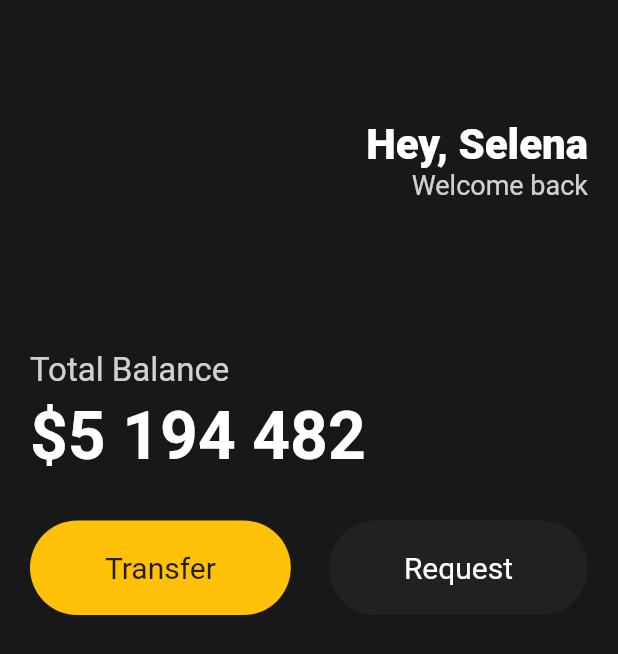
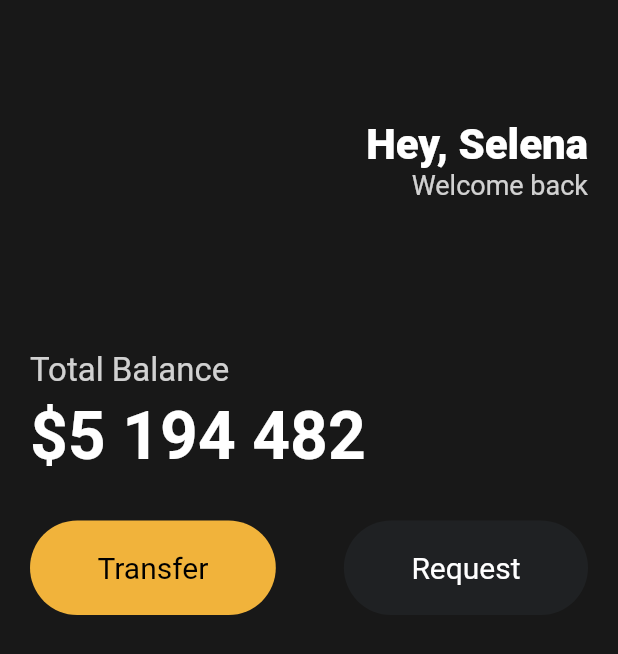
Before and after one commit to j-miiin/Flutter_Study_Nomad, a Flutter app: the screen it shows after launch, on a phone screen of 412 x 824 dp. Shown: the top 654 px of the screen. Run offline on Flutter 3.47's test engine with Material 2 defaults, Android fonts, the phone set to English and light mode, and no system bars.

Commit message:
노마드 코더 Flutter 3.5 실습

```diff
--- a/exchange_rate_calculator/lib/main.dart
+++ b/exchange_rate_calculator/lib/main.dart
@@ -1,3 +1,4 @@
+import 'package:exchange_rate_calculator/widgets/button.dart';
 import 'package:flutter/material.dart';
 
 void main() {
@@ -69,39 +70,14 @@ class MyApp extends StatelessWidget {
               Row(
                 mainAxisAlignment: MainAxisAlignment.spaceBetween,
                 children: [
-                  Container(
-                    decoration: BoxDecoration(
-                        color: Colors.amber,
-                        borderRadius: BorderRadius.circular(45)),
-                    child: Padding(
-                      padding: const EdgeInsets.symmetric(
-                        vertical: 20,
-                        horizontal: 50,
-                      ),
-                      child: Text(
-                        'Transfer',
-                        style: TextStyle(fontSize: 20),
-                      ),
-                    ),
-                  ),
-                  Container(
-                    decoration: BoxDecoration(
-                        color: Color(0xFF1F2123),
-                        borderRadius: BorderRadius.circular(45)),
-                    child: Padding(
-                      padding: const EdgeInsets.symmetric(
-                        vertical: 20,
-                        horizontal: 50,
-                      ),
-                      child: Text(
-                        'Request',
-                        style: TextStyle(
-                          fontSize: 20,
-                          color: Colors.white,
-                        ),
-                      ),
-                    ),
-                  )
+                  Button(
+                      text: 'Transfer',
+                      btnColor: Color(0xFFF1B33B),
+                      textColor: Colors.black),
+                  Button(
+                      text: 'Request',
+                      btnColor: Color(0xFF1F2123),
+                      textColor: Colors.white),
                 ],
               )
             ],
--- a/exchange_rate_calculator/lib/widgets/button.dart
+++ b/exchange_rate_calculator/lib/widgets/button.dart
@@ -0,0 +1,35 @@
+import 'package:flutter/material.dart';
+
+class Button extends StatelessWidget {
+  final String text;
+  final Color btnColor;
+  final Color textColor;
+
+  const Button({
+    super.key,
+    required this.text,
+    required this.btnColor,
+    required this.textColor,
+  });
+
+  @override
+  Widget build(BuildContext context) {
+    return Container(
+      decoration: BoxDecoration(
+          color: btnColor, borderRadius: BorderRadius.circular(45)),
+      child: Padding(
+        padding: const EdgeInsets.symmetric(
+          vertical: 20,
+          horizontal: 45,
+        ),
+        child: Text(
+          text,
+          style: TextStyle(
+            fontSize: 20,
+            color: textColor,
+          ),
+        ),
+      ),
+    );
+  }
+}
```
